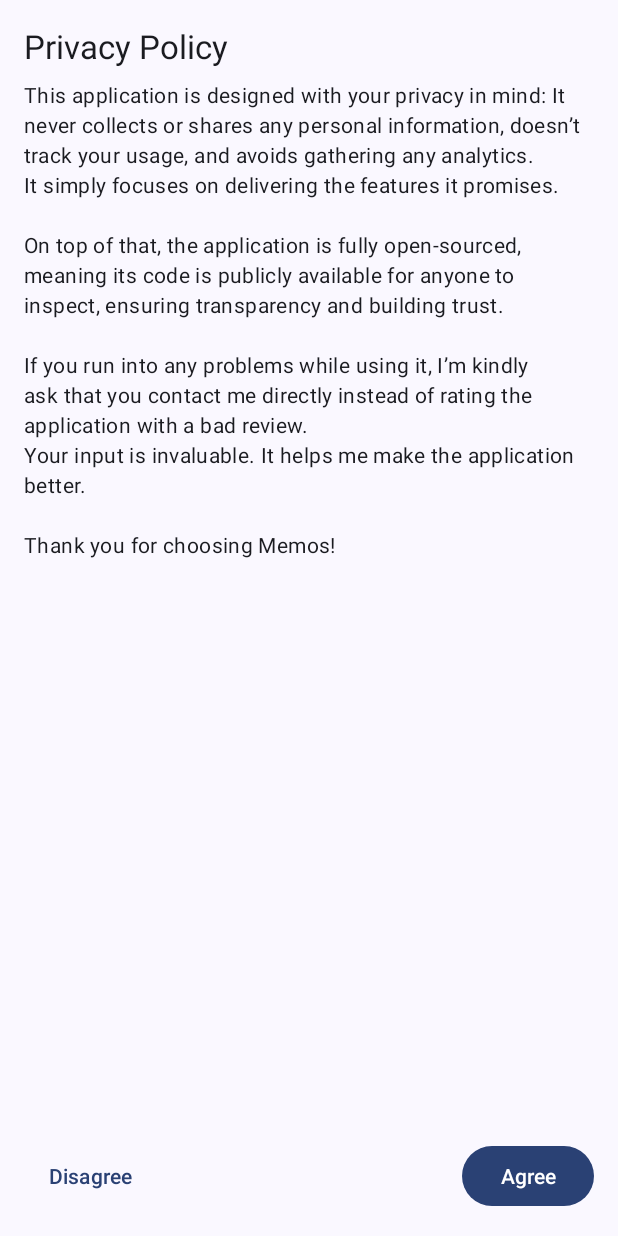
After one commit to v-sulimov/android-memos, an Android app: the layout screen_privacy_policy.xml on its own in the app's theme, with its tools: preview values and no code run, on a phone screen of 412 x 824 dp. The commit adds this screen. Run offline under Robolectric (Android 15) with nearby library versions, the phone set to English and light mode, and no system bars.

Commit message:
Add Privacy Policy screen implementation

```diff
--- a/application/src/main/java/com/vsulimov/memos/factory/screen/ScreenFragmentFactory.kt
+++ b/application/src/main/java/com/vsulimov/memos/factory/screen/ScreenFragmentFactory.kt
@@ -2,7 +2,9 @@ package com.vsulimov.memos.factory.screen
 
 import androidx.fragment.app.Fragment
 import com.vsulimov.memos.factory.TypeIds.TYPE_ID_SCREEN_ONBOARDING
+import com.vsulimov.memos.factory.TypeIds.TYPE_ID_SCREEN_PRIVACY_POLICY
 import com.vsulimov.memos.fragment.screen.OnboardingScreenFragment
+import com.vsulimov.memos.fragment.screen.PrivacyPolicyScreenFragment
 import com.vsulimov.memos.state.ScreenState
 import com.vsulimov.navigation.factory.ScreenFragmentFactory
 
@@ -29,6 +31,7 @@ class ScreenFragmentFactory : ScreenFragmentFactory<ScreenState> {
      */
     override fun createScreenFragment(screen: ScreenState): Fragment = when (screen) {
         is ScreenState.Onboarding -> OnboardingScreenFragment()
+        is ScreenState.PrivacyPolicy -> PrivacyPolicyScreenFragment()
     }
 
     /**
@@ -45,6 +48,7 @@ class ScreenFragmentFactory : ScreenFragmentFactory<ScreenState> {
     override fun getStateTypeIdForScreen(fragment: Fragment): String {
         return when (fragment) {
             is OnboardingScreenFragment -> TYPE_ID_SCREEN_ONBOARDING
+            is PrivacyPolicyScreenFragment -> TYPE_ID_SCREEN_PRIVACY_POLICY
             else -> throw IllegalArgumentException("Unknown screen type: ${fragment::class.java.name}")
         }
     }
--- a/application/src/main/res/layout/screen_onboarding.xml
+++ b/application/src/main/res/layout/screen_onboarding.xml
@@ -1,5 +1,7 @@
 <?xml version="1.0" encoding="utf-8"?>
-<FrameLayout xmlns:android="http://schemas.android.com/apk/res/android"
+<FrameLayout
+    android:id="@+id/root_layout"
+    xmlns:android="http://schemas.android.com/apk/res/android"
     android:layout_width="match_parent"
     android:layout_height="match_parent"
     android:padding="@dimen/default_padding">
@@ -21,7 +23,7 @@
 
     <Button
         android:id="@+id/onboarding_get_started_button"
-        style="@style/Widget.Material3.Button.TonalButton"
+        style="@style/Widget.Material3.Button"
         android:layout_width="wrap_content"
         android:layout_height="wrap_content"
         android:layout_gravity="bottom|center_horizontal"
--- /dev/null
+++ b/application/src/main/res/layout/screen_privacy_policy.xml
@@ -0,0 +1,64 @@
+<?xml version="1.0" encoding="utf-8"?>
+<LinearLayout
+    xmlns:android="http://schemas.android.com/apk/res/android"
+    android:id="@+id/root_layout"
+    android:layout_width="match_parent"
+    android:layout_height="match_parent"
+    android:orientation="vertical"
+    android:padding="@dimen/default_padding">
+
+    <ScrollView
+        android:layout_width="match_parent"
+        android:layout_height="0dp"
+        android:layout_weight="1">
+
+        <LinearLayout
+            android:layout_width="match_parent"
+            android:layout_height="wrap_content"
+            android:orientation="vertical">
+
+            <TextView
+                android:id="@+id/privacy_policy_title"
+                style="@style/TextAppearance.Material3.TitleLarge"
+                android:layout_width="wrap_content"
+                android:layout_height="wrap_content"
+                android:text="@string/screen_privacy_policy_title"
+                android:layout_marginBottom="8dp" />
+
+            <TextView
+                android:id="@+id/privacy_policy_description"
+                style="@style/TextAppearance.Material3.BodyMedium"
+                android:layout_width="wrap_content"
+                android:layout_height="wrap_content"
+                android:text="@string/screen_privacy_policy_description" />
+
+        </LinearLayout>
+    </ScrollView>
+
+    <LinearLayout
+        android:layout_width="match_parent"
+        android:layout_height="wrap_content"
+        android:orientation="horizontal"
+        android:layout_marginTop="@dimen/default_margin">
+
+        <Button
+            android:id="@+id/privacy_policy_disagree_button"
+            style="@style/Widget.Material3.Button.TextButton"
+            android:layout_width="wrap_content"
+            android:layout_height="wrap_content"
+            android:text="@string/screen_privacy_policy_disagree_button" />
+
+        <Space
+            android:layout_width="0dp"
+            android:layout_height="match_parent"
+            android:layout_weight="1" />
+
+        <Button
+            android:id="@+id/privacy_policy_agree_button"
+            style="@style/Widget.Material3.Button"
+            android:layout_width="wrap_content"
+            android:layout_height="wrap_content"
+            android:text="@string/screen_privacy_policy_agree_button" />
+    </LinearLayout>
+
+</LinearLayout>
--- a/application/src/main/res/values/strings.xml
+++ b/application/src/main/res/values/strings.xml
@@ -7,6 +7,16 @@
     <string name="screen_onboarding_title">Welcome to the Memos!</string>
     <!-- Description text explaining the purpose and features of the app on the onboarding screen -->
     <string name="screen_onboarding_description">A privacy-first, lightweight note-taking solution that allows you to effortlessly capture and share your ideas.</string>
-    <!-- Button text to proceed from the onboarding screen -->
+    <!-- Text for the button on the onboarding screen that navigates to the next step (e.g., privacy policy screen) -->
     <string name="screen_onboarding_button">Get started</string>
+
+    <!-- Strings for the privacy policy screen -->
+    <!-- Title displayed at the top of the privacy policy screen -->
+    <string name="screen_privacy_policy_title">Privacy Policy</string>
+    <!-- Detailed description of the app’s privacy policy, explaining data handling, open-source transparency, and support contact information -->
+    <string name="screen_privacy_policy_description">This application is designed with your privacy in mind: It never collects or shares any personal information, doesn’t track your usage, and avoids gathering any analytics.\nIt simply focuses on delivering the features it promises.\n\nOn top of that, the application is fully open-sourced, meaning its code is publicly available for anyone to inspect, ensuring transparency and building trust.\n\nIf you run into any problems while using it, I’m kindly ask that you contact me directly instead of rating the application with a bad review.\nYour input is invaluable. It helps me make the application better.\n\nThank you for choosing Memos!</string>
+    <!-- Text for the button on the privacy policy screen to accept the policy and proceed -->
+    <string name="screen_privacy_policy_agree_button">Agree</string>
+    <!-- Text for the button on the privacy policy screen to decline the policy and navigate back -->
+    <string name="screen_privacy_policy_disagree_button">Disagree</string>
 </resources>
```
Also changed, not shown: application/src/main/java/com/vsulimov/memos/fragment/screen/AbstractScreenFragment.kt (added, +79 -0 lines), application/src/main/java/com/vsulimov/memos/fragment/screen/OnboardingScreenFragment.kt (+24 -54 lines), application/src/main/java/com/vsulimov/memos/fragment/screen/PrivacyPolicyScreenFragment.kt (added, +65 -0 lines), application/src/main/java/com/vsulimov/memos/state/ScreenState.kt (+8 -0 lines), 3 other files.
